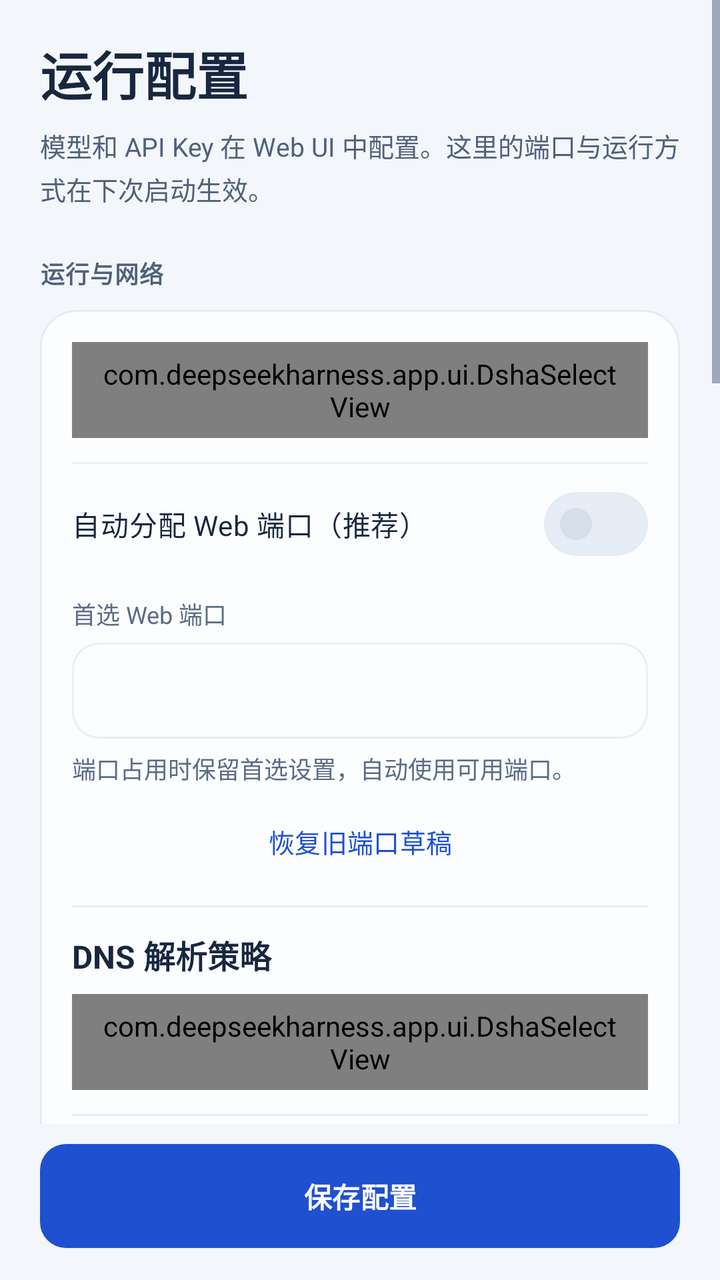
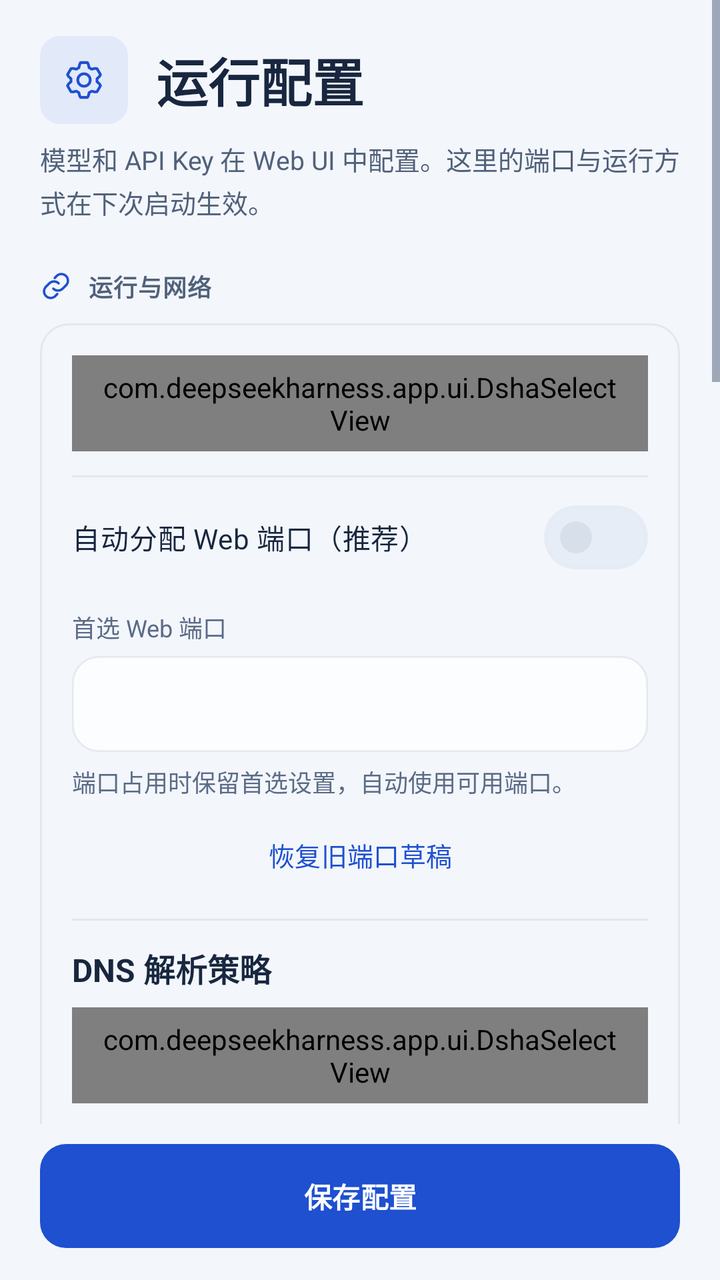

The first picture is an Android layout as it rendered before a commit; the second is the same layout after the commit. The layout source and the unified diff follow.
<!-- AndroidManifest.xml: application theme Theme.DeepseekHarness -->
<!-- res/layout/fragment_config.xml -->
<?xml version='1.0' encoding='utf-8'?>
<LinearLayout xmlns:android="http://schemas.android.com/apk/res/android" xmlns:app="http://schemas.android.com/apk/res-auto" android:layout_width="match_parent" android:layout_height="match_parent" android:orientation="vertical" android:background="@color/shell_bg">
    <FrameLayout android:layout_width="match_parent" android:layout_height="0dp" android:layout_weight="1">
        <ScrollView android:layout_width="match_parent" android:layout_height="match_parent" android:fillViewport="true" android:clipToPadding="false" android:background="@color/shell_bg">
            <LinearLayout android:layout_width="match_parent" android:layout_height="wrap_content" android:orientation="vertical" android:paddingStart="@dimen/shell_page_pad" android:paddingEnd="@dimen/shell_page_pad" android:paddingTop="@dimen/shell_page_top" android:paddingBottom="@dimen/shell_page_bottom">
                <TextView style="@style/ShellPageTitle" android:layout_width="match_parent" android:layout_height="wrap_content" android:text="@string/ui2_runtime_config" />
                <TextView android:id="@+id/config_page_hint" style="@style/ShellPageDescription" android:layout_width="match_parent" android:layout_height="wrap_content" android:layout_marginTop="8dp" android:text="@string/ui2_config_sub" />
                <TextView style="@style/ShellSectionLabel" android:layout_width="match_parent" android:layout_height="wrap_content" android:layout_marginTop="@dimen/shell_section_gap" android:layout_marginBottom="@dimen/shell_section_margin" android:text="@string/ui2_network_runtime" />
                <LinearLayout style="@style/ShellCard" android:layout_width="match_parent" android:layout_height="wrap_content" android:orientation="vertical" android:padding="@dimen/shell_card_pad">
                    <com.google.android.material.materialswitch.MaterialSwitch android:id="@+id/config_proroot" style="@style/ShellSwitch" android:layout_width="match_parent" android:layout_height="wrap_content" android:minHeight="48dp" android:paddingStart="0dp" android:text="@string/ui_m0054" android:visibility="gone" />
                    <com.deepseekharness.app.ui.DshaSelectView android:id="@+id/config_runtime_choice" android:layout_width="match_parent" android:layout_height="48dp" android:background="@drawable/bg_shell_input" android:paddingStart="12dp" android:paddingEnd="12dp" />
                    <View style="@style/ShellDivider" android:layout_marginStart="0dp" android:layout_marginTop="12dp" />
                    <com.google.android.material.materialswitch.MaterialSwitch android:id="@+id/config_automatic_port" style="@style/ShellSwitch" android:layout_width="match_parent" android:layout_height="wrap_content" android:layout_marginTop="6dp" android:minHeight="48dp" android:paddingStart="0dp" android:text="@string/build190_auto_port" />
                    <TextView android:layout_width="match_parent" android:layout_height="wrap_content" android:labelFor="@id/config_port" style="@style/ShellRowSub" android:layout_marginTop="12dp" android:text="@string/ui2_port_preferred" />
                    <EditText android:id="@+id/config_port" style="@style/ShellInput" android:layout_width="match_parent" android:layout_height="wrap_content" android:layout_marginTop="6dp" android:importantForAutofill="no" android:inputType="number" />
                    <TextView android:id="@+id/config_port_hint" style="@style/ShellStatusText" android:layout_width="match_parent" android:layout_height="wrap_content" android:layout_marginTop="6dp" android:text="@string/ui2_port_hint" />
                    <Button android:id="@+id/config_restore_port_drafts" style="@style/ShellTextButton" android:layout_width="match_parent" android:layout_height="wrap_content" android:minHeight="48dp" android:layout_marginTop="4dp" android:text="@string/build190_restore_port_drafts" />
                    <View style="@style/ShellDivider" android:layout_marginStart="0dp" android:layout_marginTop="8dp" />
                    <TextView style="@style/ShellCardTitle" android:layout_width="match_parent" android:layout_height="wrap_content" android:layout_marginTop="12dp" android:labelFor="@id/config_dns_choice" android:text="@string/ui2_dns" />
                    <RadioGroup android:id="@+id/config_dns_mode" android:layout_width="match_parent" android:layout_height="wrap_content" android:layout_marginTop="8dp" android:orientation="vertical" android:visibility="gone">
                        <RadioButton android:id="@+id/dns_auto" android:layout_width="match_parent" android:layout_height="wrap_content" android:minHeight="48dp" android:paddingTop="8dp" android:paddingBottom="8dp" android:text="@string/dns_auto" />
                        <RadioButton android:id="@+id/dns_ipv4" android:layout_width="match_parent" android:layout_height="wrap_content" android:minHeight="48dp" android:paddingTop="8dp" android:paddingBottom="8dp" android:text="@string/dns_ipv4" />
                        <RadioButton android:id="@+id/dns_native" android:layout_width="match_parent" android:layout_height="wrap_content" android:minHeight="48dp" android:paddingTop="8dp" android:paddingBottom="8dp" android:text="@string/dns_native" />
                    </RadioGroup>
                    <com.deepseekharness.app.ui.DshaSelectView android:id="@+id/config_dns_choice" android:layout_width="match_parent" android:layout_height="48dp" android:layout_marginTop="8dp" android:background="@drawable/bg_shell_input" android:paddingStart="12dp" android:paddingEnd="12dp" />
                    <View style="@style/ShellDivider" android:layout_marginStart="0dp" android:layout_marginTop="12dp" />
                    <com.google.android.material.materialswitch.MaterialSwitch android:id="@+id/config_lan_mode" style="@style/ShellSwitch" android:layout_width="match_parent" android:layout_height="wrap_content" android:layout_marginTop="6dp" android:minHeight="48dp" android:paddingStart="0dp" android:text="@string/ui_m0063" />
                    <Button android:id="@+id/config_lan_password" style="@style/ShellTextButton" android:layout_width="match_parent" android:layout_height="wrap_content" android:minHeight="48dp" android:text="@string/lan_password_button" />
                    <TextView android:id="@+id/config_lan_password_status" style="@style/ShellStatusText" android:layout_width="match_parent" android:layout_height="wrap_content" />
                    <TextView android:id="@+id/config_lan_hint" style="@style/ShellStatusText" android:layout_width="match_parent" android:layout_height="wrap_content" android:layout_marginTop="8dp" android:text="@string/ui_lan_unencrypted" />
                </LinearLayout>
                <TextView style="@style/ShellSectionLabel" android:layout_width="match_parent" android:layout_height="wrap_content" android:layout_marginTop="@dimen/shell_section_gap" android:layout_marginBottom="@dimen/shell_section_margin" android:text="@string/ui2_runtime_compat" />
                <LinearLayout style="@style/ShellCard" android:layout_width="match_parent" android:layout_height="wrap_content" android:orientation="vertical" android:padding="@dimen/shell_card_pad">
                    <com.google.android.material.materialswitch.MaterialSwitch android:id="@+id/config_static_loader" style="@style/ShellSwitch" android:layout_width="match_parent" android:layout_height="wrap_content" android:minHeight="48dp" android:paddingStart="0dp" android:text="@string/alpha_static_loader" />
                    <View style="@style/ShellDivider" android:layout_marginStart="0dp" />
                    <com.google.android.material.materialswitch.MaterialSwitch android:id="@+id/config_no_seccomp" style="@style/ShellSwitch" android:layout_width="match_parent" android:layout_height="wrap_content" android:minHeight="48dp" android:paddingStart="0dp" android:text="@string/alpha_no_seccomp" />
                </LinearLayout>
                <TextView style="@style/ShellSectionLabel" android:layout_width="match_parent" android:layout_height="wrap_content" android:layout_marginTop="@dimen/shell_section_gap" android:layout_marginBottom="@dimen/shell_section_margin" android:text="@string/ui2_display" />
                <LinearLayout style="@style/ShellCard" android:layout_width="match_parent" android:layout_height="wrap_content" android:orientation="vertical" android:padding="@dimen/shell_card_pad">
                    <com.google.android.material.materialswitch.MaterialSwitch android:id="@+id/config_desktop_mode" style="@style/ShellSwitch" android:layout_width="match_parent" android:layout_height="wrap_content" android:minHeight="48dp" android:paddingStart="0dp" android:text="@string/ui_m0057" />
                    <com.google.android.material.materialswitch.MaterialSwitch android:id="@+id/config_gecko_core" style="@style/ShellSwitch" android:layout_width="match_parent" android:layout_height="wrap_content" android:minHeight="48dp" android:paddingStart="0dp" android:text="@string/ui_m0055" android:visibility="gone" />
                    <com.deepseekharness.app.ui.DshaSelectView android:id="@+id/config_core_choice" android:layout_width="match_parent" android:layout_height="48dp" android:background="@drawable/bg_shell_input" android:paddingStart="12dp" android:paddingEnd="12dp" />
                    <TextView android:id="@+id/config_gecko_hint" style="@style/ShellStatusText" android:layout_width="match_parent" android:layout_height="wrap_content" android:layout_marginTop="8dp" android:text="@string/ui_m0118" />
                    <View style="@style/ShellDivider" android:layout_marginStart="0dp" android:layout_marginTop="8dp" />
                    <com.google.android.material.materialswitch.MaterialSwitch android:id="@+id/config_picture_in_picture" style="@style/ShellSwitch" android:layout_width="match_parent" android:layout_height="wrap_content" android:layout_marginTop="4dp" android:minHeight="48dp" android:paddingStart="0dp" android:text="@string/picture_in_picture_enable" />
                    <LinearLayout android:id="@+id/config_picture_in_picture_settings" android:layout_width="match_parent" android:layout_height="wrap_content" android:background="?attr/selectableItemBackground" android:clickable="true" android:focusable="true" android:gravity="center_vertical" android:minHeight="56dp" android:orientation="horizontal" android:paddingTop="8dp" android:paddingBottom="8dp">
                        <LinearLayout android:layout_width="0dp" android:layout_height="wrap_content" android:layout_weight="1" android:orientation="vertical">
                            <TextView style="@style/ShellRowTitle" android:layout_width="match_parent" android:layout_height="wrap_content" android:text="@string/picture_in_picture_title" />
                            <TextView android:id="@+id/config_picture_in_picture_status" style="@style/ShellRowSub" android:layout_width="match_parent" android:layout_height="wrap_content" android:layout_marginTop="4dp" android:text="@string/picture_in_picture_disabled" />
                        </LinearLayout>
                        <ImageView android:layout_width="@dimen/shell_row_chevron" android:layout_height="@dimen/shell_row_chevron" android:layout_marginStart="8dp" android:contentDescription="@null" android:src="@drawable/ic_ui2_chevron" app:tint="@color/shell_text_muted" />
                    </LinearLayout>
                    <View style="@style/ShellDivider" android:layout_marginStart="0dp" />
                    <com.google.android.material.materialswitch.MaterialSwitch android:id="@+id/config_check_update" style="@style/ShellSwitch" android:layout_width="match_parent" android:layout_height="wrap_content" android:minHeight="48dp" android:paddingStart="0dp" android:text="@string/ui_m0089" />
                </LinearLayout>
                <TextView style="@style/ShellSectionLabel" android:layout_width="match_parent" android:layout_height="wrap_content" android:layout_marginTop="@dimen/shell_section_gap" android:layout_marginBottom="@dimen/shell_section_margin" android:text="@string/ui2_floating" />
                <LinearLayout style="@style/ShellCard" android:layout_width="match_parent" android:layout_height="wrap_content" android:orientation="vertical" android:padding="@dimen/shell_card_pad">
                    <com.google.android.material.materialswitch.MaterialSwitch android:id="@+id/config_overlay_stream" style="@style/ShellSwitch" android:layout_width="match_parent" android:layout_height="wrap_content" android:minHeight="48dp" android:paddingStart="0dp" android:text="@string/ui_m0121" />
                    <View style="@style/ShellDivider" android:layout_marginStart="0dp" />
                    <LinearLayout android:id="@+id/config_overlay_style" android:layout_width="match_parent" android:layout_height="wrap_content" android:background="?attr/selectableItemBackground" android:clickable="true" android:focusable="true" android:gravity="center_vertical" android:minHeight="64dp" android:orientation="horizontal">
                        <ImageView style="@style/ShellRowIcon" android:layout_width="@dimen/shell_row_icon" android:layout_height="@dimen/shell_row_icon" android:contentDescription="@null" android:src="@drawable/ic_ui_chat" />
                        <LinearLayout android:layout_width="0dp" android:layout_height="wrap_content" android:layout_marginStart="12dp" android:layout_weight="1" android:orientation="vertical">
                            <TextView style="@style/ShellRowTitle" android:layout_width="match_parent" android:layout_height="wrap_content" android:text="@string/ui2_floating_settings" />
                            <TextView style="@style/ShellRowSub" android:layout_width="match_parent" android:layout_height="wrap_content" android:layout_marginTop="4dp" android:text="@string/ui2_floating_settings_sub" />
                        </LinearLayout>
                        <ImageView android:layout_width="@dimen/shell_row_chevron" android:layout_height="@dimen/shell_row_chevron" android:contentDescription="@null" android:src="@drawable/ic_ui2_chevron" app:tint="@color/shell_text_muted" />
                    </LinearLayout>
                </LinearLayout>
                <Button android:id="@+id/config_workspace_entry" style="@style/ShellSecondaryButton" android:layout_width="match_parent" android:layout_height="wrap_content" android:minHeight="48dp" android:layout_marginTop="12dp" android:text="@string/ui_m0126" />
                <TextView android:id="@+id/config_repo_link" style="@style/ShellFooter" android:layout_width="match_parent" android:layout_height="wrap_content" android:layout_marginTop="18dp" android:text="@string/app_name" />
                <TextView android:id="@+id/config_adv_header" android:layout_width="match_parent" android:layout_height="wrap_content" android:text="" android:visibility="gone" />
                <LinearLayout android:id="@+id/config_adv_body" android:layout_width="match_parent" android:layout_height="wrap_content" android:orientation="vertical" android:visibility="gone" />
            </LinearLayout>
        </ScrollView>
    </FrameLayout>
    <androidx.appcompat.widget.AppCompatButton android:id="@+id/config_save" style="@style/ShellPrimaryButton" android:layout_width="match_parent" android:layout_height="wrap_content" android:layout_marginStart="@dimen/shell_page_pad" android:layout_marginEnd="@dimen/shell_page_pad" android:layout_marginTop="10dp" android:layout_marginBottom="16dp" android:text="@string/ui_m0002" />
</LinearLayout>
<!-- resources referenced by this layout -->
<resources>
  <style name="ShellCard" parent="">
          <item name="android:background">@drawable/bg_shell_card</item>
          <item name="android:orientation">vertical</item>
      </style>
  <!-- drawable bg_shell_card (drawable) -->
  <?xml version="1.0" encoding="utf-8"?>
  <shape xmlns:android="http://schemas.android.com/apk/res/android" android:shape="rectangle">
      <solid android:color="@color/shell_surface" />
      <corners android:radius="@dimen/shell_launch_radius_card" />
      <stroke android:width="1dp" android:color="@color/shell_line" />
  </shape>
  <dimen name="shell_launch_radius_card">18dp</dimen>
  <!-- unchanged entries left out for length: 120 -->
</resources>

<!-- the commit's change to res/layout/fragment_config.xml (unified diff, before → after) -->
@@ -3,10 +3,13 @@
     <FrameLayout android:layout_width="match_parent" android:layout_height="0dp" android:layout_weight="1">
         <ScrollView android:layout_width="match_parent" android:layout_height="match_parent" android:fillViewport="true" android:clipToPadding="false" android:background="@color/shell_bg">
             <LinearLayout android:layout_width="match_parent" android:layout_height="wrap_content" android:orientation="vertical" android:paddingStart="@dimen/shell_page_pad" android:paddingEnd="@dimen/shell_page_pad" android:paddingTop="@dimen/shell_page_top" android:paddingBottom="@dimen/shell_page_bottom">
-                <TextView style="@style/ShellPageTitle" android:layout_width="match_parent" android:layout_height="wrap_content" android:text="@string/ui2_runtime_config" />
+                <LinearLayout android:layout_width="match_parent" android:layout_height="wrap_content" android:gravity="center_vertical" android:orientation="horizontal">
+                  <FrameLayout android:layout_width="44dp" android:layout_height="44dp" android:layout_marginEnd="14dp" android:background="@drawable/bg_launch_tile" android:importantForAccessibility="no"><ImageView android:layout_width="22dp" android:layout_height="22dp" android:layout_gravity="center" android:contentDescription="@null" android:src="@drawable/ic_settings" app:tint="@color/shell_accent" /></FrameLayout>
+                  <TextView style="@style/ShellPageTitle" android:layout_width="0dp" android:layout_weight="1" android:layout_height="wrap_content" android:text="@string/ui2_runtime_config" />
+                </LinearLayout>
                 <TextView android:id="@+id/config_page_hint" style="@style/ShellPageDescription" android:layout_width="match_parent" android:layout_height="wrap_content" android:layout_marginTop="8dp" android:text="@string/ui2_config_sub" />
-                <TextView style="@style/ShellSectionLabel" android:layout_width="match_parent" android:layout_height="wrap_content" android:layout_marginTop="@dimen/shell_section_gap" android:layout_marginBottom="@dimen/shell_section_margin" android:text="@string/ui2_network_runtime" />
-                <LinearLayout style="@style/ShellCard" android:layout_width="match_parent" android:layout_height="wrap_content" android:orientation="vertical" android:padding="@dimen/shell_card_pad">
+                <TextView android:drawableStart="@drawable/ic_section_network" style="@style/ShellSectionIconLabel" android:layout_width="match_parent" android:layout_height="wrap_content" android:layout_marginTop="@dimen/shell_section_gap" android:layout_marginBottom="@dimen/shell_section_margin" android:text="@string/ui2_network_runtime" />
+                <LinearLayout style="@style/ShellGroup" android:layout_width="match_parent" android:layout_height="wrap_content" android:orientation="vertical" android:padding="@dimen/shell_card_pad">
                     <com.google.android.material.materialswitch.MaterialSwitch android:id="@+id/config_proroot" style="@style/ShellSwitch" android:layout_width="match_parent" android:layout_height="wrap_content" android:minHeight="48dp" android:paddingStart="0dp" android:text="@string/ui_m0054" android:visibility="gone" />
                     <com.deepseekharness.app.ui.DshaSelectView android:id="@+id/config_runtime_choice" android:layout_width="match_parent" android:layout_height="48dp" android:background="@drawable/bg_shell_input" android:paddingStart="12dp" android:paddingEnd="12dp" />
                     <View style="@style/ShellDivider" android:layout_marginStart="0dp" android:layout_marginTop="12dp" />
@@ -29,14 +32,14 @@
                     <TextView android:id="@+id/config_lan_password_status" style="@style/ShellStatusText" android:layout_width="match_parent" android:layout_height="wrap_content" />
                     <TextView android:id="@+id/config_lan_hint" style="@style/ShellStatusText" android:layout_width="match_parent" android:layout_height="wrap_content" android:layout_marginTop="8dp" android:text="@string/ui_lan_unencrypted" />
                 </LinearLayout>
-                <TextView style="@style/ShellSectionLabel" android:layout_width="match_parent" android:layout_height="wrap_content" android:layout_marginTop="@dimen/shell_section_gap" android:layout_marginBottom="@dimen/shell_section_margin" android:text="@string/ui2_runtime_compat" />
-                <LinearLayout style="@style/ShellCard" android:layout_width="match_parent" android:layout_height="wrap_content" android:orientation="vertical" android:padding="@dimen/shell_card_pad">
+                <TextView android:drawableStart="@drawable/ic_section_compat" style="@style/ShellSectionIconLabel" android:layout_width="match_parent" android:layout_height="wrap_content" android:layout_marginTop="@dimen/shell_section_gap" android:layout_marginBottom="@dimen/shell_section_margin" android:text="@string/ui2_runtime_compat" />
+                <LinearLayout style="@style/ShellGroup" android:layout_width="match_parent" android:layout_height="wrap_content" android:orientation="vertical" android:padding="@dimen/shell_card_pad">
                     <com.google.android.material.materialswitch.MaterialSwitch android:id="@+id/config_static_loader" style="@style/ShellSwitch" android:layout_width="match_parent" android:layout_height="wrap_content" android:minHeight="48dp" android:paddingStart="0dp" android:text="@string/alpha_static_loader" />
                     <View style="@style/ShellDivider" android:layout_marginStart="0dp" />
                     <com.google.android.material.materialswitch.MaterialSwitch android:id="@+id/config_no_seccomp" style="@style/ShellSwitch" android:layout_width="match_parent" android:layout_height="wrap_content" android:minHeight="48dp" android:paddingStart="0dp" android:text="@string/alpha_no_seccomp" />
                 </LinearLayout>
-                <TextView style="@style/ShellSectionLabel" android:layout_width="match_parent" android:layout_height="wrap_content" android:layout_marginTop="@dimen/shell_section_gap" android:layout_marginBottom="@dimen/shell_section_margin" android:text="@string/ui2_display" />
-                <LinearLayout style="@style/ShellCard" android:layout_width="match_parent" android:layout_height="wrap_content" android:orientation="vertical" android:padding="@dimen/shell_card_pad">
+                <TextView android:drawableStart="@drawable/ic_section_display" style="@style/ShellSectionIconLabel" android:layout_width="match_parent" android:layout_height="wrap_content" android:layout_marginTop="@dimen/shell_section_gap" android:layout_marginBottom="@dimen/shell_section_margin" android:text="@string/ui2_display" />
+                <LinearLayout style="@style/ShellGroup" android:layout_width="match_parent" android:layout_height="wrap_content" android:orientation="vertical" android:padding="@dimen/shell_card_pad">
                     <com.google.android.material.materialswitch.MaterialSwitch android:id="@+id/config_desktop_mode" style="@style/ShellSwitch" android:layout_width="match_parent" android:layout_height="wrap_content" android:minHeight="48dp" android:paddingStart="0dp" android:text="@string/ui_m0057" />
                     <com.google.android.material.materialswitch.MaterialSwitch android:id="@+id/config_gecko_core" style="@style/ShellSwitch" android:layout_width="match_parent" android:layout_height="wrap_content" android:minHeight="48dp" android:paddingStart="0dp" android:text="@string/ui_m0055" android:visibility="gone" />
                     <com.deepseekharness.app.ui.DshaSelectView android:id="@+id/config_core_choice" android:layout_width="match_parent" android:layout_height="48dp" android:background="@drawable/bg_shell_input" android:paddingStart="12dp" android:paddingEnd="12dp" />
@@ -53,8 +56,8 @@
                     <View style="@style/ShellDivider" android:layout_marginStart="0dp" />
                     <com.google.android.material.materialswitch.MaterialSwitch android:id="@+id/config_check_update" style="@style/ShellSwitch" android:layout_width="match_parent" android:layout_height="wrap_content" android:minHeight="48dp" android:paddingStart="0dp" android:text="@string/ui_m0089" />
                 </LinearLayout>
-                <TextView style="@style/ShellSectionLabel" android:layout_width="match_parent" android:layout_height="wrap_content" android:layout_marginTop="@dimen/shell_section_gap" android:layout_marginBottom="@dimen/shell_section_margin" android:text="@string/ui2_floating" />
-                <LinearLayout style="@style/ShellCard" android:layout_width="match_parent" android:layout_height="wrap_content" android:orientation="vertical" android:padding="@dimen/shell_card_pad">
+                <TextView android:drawableStart="@drawable/ic_section_floating" style="@style/ShellSectionIconLabel" android:layout_width="match_parent" android:layout_height="wrap_content" android:layout_marginTop="@dimen/shell_section_gap" android:layout_marginBottom="@dimen/shell_section_margin" android:text="@string/ui2_floating" />
+                <LinearLayout style="@style/ShellGroup" android:layout_width="match_parent" android:layout_height="wrap_content" android:orientation="vertical" android:padding="@dimen/shell_card_pad">
                     <com.google.android.material.materialswitch.MaterialSwitch android:id="@+id/config_overlay_stream" style="@style/ShellSwitch" android:layout_width="match_parent" android:layout_height="wrap_content" android:minHeight="48dp" android:paddingStart="0dp" android:text="@string/ui_m0121" />
                     <View style="@style/ShellDivider" android:layout_marginStart="0dp" />
                     <LinearLayout android:id="@+id/config_overlay_style" android:layout_width="match_parent" android:layout_height="wrap_content" android:background="?attr/selectableItemBackground" android:clickable="true" android:focusable="true" android:gravity="center_vertical" android:minHeight="64dp" android:orientation="horizontal">
<!-- resource entries referenced after the edit -->
@@ -1,17 +1,58 @@
 <!-- resources referenced by this layout -->
 <resources>
-  <style name="ShellCard" parent="">
-          <item name="android:background">@drawable/bg_shell_card</item>
+  <!-- drawable bg_launch_tile (drawable) -->
+  <?xml version="1.0" encoding="utf-8"?>
+  <shape xmlns:android="http://schemas.android.com/apk/res/android" android:shape="rectangle">
+      <solid android:color="@color/shell_accent_soft" />
+      <corners android:radius="10dp" />
+  </shape>
+  <!-- drawable ic_section_compat (drawable) -->
+  <?xml version="1.0" encoding="utf-8"?>
+  <layer-list xmlns:android="http://schemas.android.com/apk/res/android">
+      <item android:width="16dp" android:height="16dp" android:drawable="@drawable/ic_recovery_gear" />
+  </layer-list>
+  <!-- drawable ic_section_display (drawable) -->
+  <?xml version="1.0" encoding="utf-8"?>
+  <layer-list xmlns:android="http://schemas.android.com/apk/res/android">
+      <item android:width="16dp" android:height="16dp" android:drawable="@drawable/ic_terminal_display" />
+  </layer-list>
+  <!-- drawable ic_section_floating (drawable) -->
+  <?xml version="1.0" encoding="utf-8"?>
+  <layer-list xmlns:android="http://schemas.android.com/apk/res/android">
+      <item android:width="16dp" android:height="16dp" android:drawable="@drawable/ic_ui_chat" />
+  </layer-list>
+  <!-- drawable ic_section_network (drawable) -->
+  <?xml version="1.0" encoding="utf-8"?>
+  <layer-list xmlns:android="http://schemas.android.com/apk/res/android">
+      <item android:width="16dp" android:height="16dp" android:drawable="@drawable/ic_ui_link" />
+  </layer-list>
+  <!-- drawable ic_settings (drawable) -->
+  <vector xmlns:android="http://schemas.android.com/apk/res/android" android:width="24dp" android:height="24dp" android:viewportWidth="24" android:viewportHeight="24"><path android:pathData="M9.6,3.6 L10.1,2.5 L13.9,2.5 L14.4,3.6 L14.8,5.3 L16.2,6.1 L17.9,5.7 L19.1,5.8 L21,9.1 L20.4,10.1 L19.1,11.3 L19.1,12.9 L20.4,14.1 L21,15.1 L19.1,18.4 L17.9,18.5 L16.2,18.1 L14.8,18.9 L14.4,20.6 L13.9,21.5 L10.1,21.5 L9.6,20.6 L9.2,18.9 L7.8,18.1 L6.1,18.5 L4.9,18.4 L3,15.1 L3.6,14.1 L4.9,12.9 L4.9,11.3 L3.6,10.1 L3,9.1 L4.9,5.8 L6.1,5.7 L7.8,6.1 L9.2,5.3 Z M15.4,12 A3.4,3.4 0,1 1,8.6 12 A3.4,3.4 0,1 1,15.4 12" android:fillColor="@android:color/transparent" android:strokeColor="#FF000000" android:strokeWidth="1.5" android:strokeLineCap="round" android:strokeLineJoin="round" /></vector>
+  <style name="ShellGroup" parent="">
+          <item name="android:background">@drawable/bg_settings_group</item>
           <item name="android:orientation">vertical</item>
       </style>
-  <!-- drawable bg_shell_card (drawable) -->
+  <style name="ShellSectionIconLabel" parent="ShellSectionLabel">
+          <item name="android:drawablePadding">8dp</item>
+          <item name="android:drawableTint">@color/shell_accent</item>
+          <item name="android:gravity">center_vertical</item>
+      </style>
+  <color name="shell_accent_soft">#141E50D0</color>
+  <!-- drawable ic_recovery_gear (drawable) -->
+  <vector xmlns:android="http://schemas.android.com/apk/res/android" android:width="24dp" android:height="24dp" android:viewportWidth="24" android:viewportHeight="24"><path android:pathData="M19.285,10.217L21.393,10.580L21.393,13.420L19.285,13.783L18.412,15.891L19.646,17.638L17.638,19.646L15.891,18.412L13.783,19.285L13.420,21.393L10.580,21.393L10.217,19.285L8.109,18.412L6.362,19.646L4.354,17.638L5.588,15.891L4.715,13.783L2.607,13.420L2.607,10.580L4.715,10.217L5.588,8.109L4.354,6.362L6.362,4.354L8.109,5.588L10.217,4.715L10.580,2.607L13.420,2.607L13.783,4.715L15.891,5.588L17.638,4.354L19.646,6.362L18.412,8.109Z M12,8a4,4 0,1 0,0,8a4,4 0,1 0,0,-8" android:strokeColor="@color/text" android:strokeWidth="1.7" android:strokeLineCap="round" android:strokeLineJoin="round" android:fillColor="@android:color/transparent"/></vector>
+  <!-- drawable ic_terminal_display (drawable) -->
+  <vector xmlns:android="http://schemas.android.com/apk/res/android" android:width="24dp" android:height="24dp" android:viewportWidth="24" android:viewportHeight="24"><path android:pathData="M4 6h16M4 12h16M4 18h16" android:fillColor="@android:color/transparent" android:strokeColor="#FF000000" android:strokeWidth="1.65" android:strokeLineCap="round" android:strokeLineJoin="round" /><path android:pathData="M8 3v6M16 9v6M9 15v6" android:fillColor="@android:color/transparent" android:strokeColor="#FF000000" android:strokeWidth="1.65" android:strokeLineCap="round" android:strokeLineJoin="round" /></vector>
+  <!-- drawable ic_ui_link (drawable) -->
+  <vector xmlns:android="http://schemas.android.com/apk/res/android" android:width="20dp" android:height="20dp" android:viewportWidth="24" android:viewportHeight="24">
+      <path android:pathData="M10,14a5,5 0,0 0,7 0l3,-3a5,5 0,0 0,-7 -7l-2,2 M14,10a5,5 0,0 0,-7 0l-3,3a5,5 0,0 0,7 7l2,-2" android:strokeColor="@color/primary" android:strokeWidth="1.8" android:strokeLineCap="round" android:strokeLineJoin="round" android:fillColor="@android:color/transparent" />
+  </vector>
+  <!-- drawable bg_settings_group (drawable) -->
   <?xml version="1.0" encoding="utf-8"?>
   <shape xmlns:android="http://schemas.android.com/apk/res/android" android:shape="rectangle">
-      <solid android:color="@color/shell_surface" />
-      <corners android:radius="@dimen/shell_launch_radius_card" />
+      <solid android:color="@android:color/transparent" />
+      <corners android:radius="14dp" />
       <stroke android:width="1dp" android:color="@color/shell_line" />
   </shape>
-  <dimen name="shell_launch_radius_card">18dp</dimen>
   <!-- unchanged entries left out for length: 120 -->
 </resources>
 
